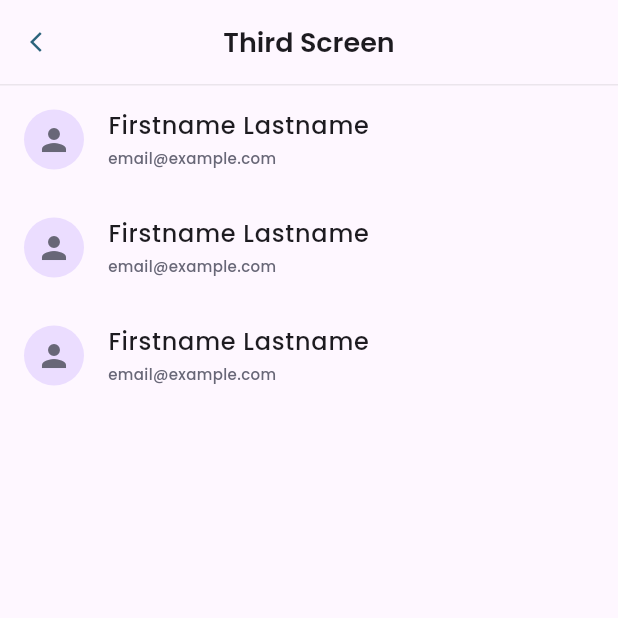
After one commit to PuspitaKartika/palindrome_app, a Flutter app: the ThirdScreen screen opened directly, on a phone screen of 412 x 824 dp, the top half of it. The commit adds this screen. Run offline on Flutter 3.47's test engine with Material 3 defaults, Android fonts, the phone set to English and light mode, and no system bars; our stand-ins replace google_fonts.

Commit message:
feat(third):slicing ui

```diff
--- a/lib/constants/theme.dart
+++ b/lib/constants/theme.dart
@@ -14,5 +14,5 @@ TextStyle regulerText =
     GoogleFonts.poppins(fontSize: 14, fontWeight: FontWeight.w500);
 TextStyle smallText =
     GoogleFonts.poppins(fontSize: 12, fontWeight: FontWeight.w400);
-TextStyle subtitleText =
-    GoogleFonts.poppins(fontSize: 10, fontWeight: FontWeight.w500);
+TextStyle subtitleText = GoogleFonts.poppins(
+    fontSize: 10, fontWeight: FontWeight.w500, color: greyColor);
--- a/lib/view/second_screen/pages/second_screen.dart
+++ b/lib/view/second_screen/pages/second_screen.dart
@@ -1,6 +1,7 @@
 import 'package:flutter/material.dart';
 import 'package:palindrome_app/constants/theme.dart';
 import 'package:palindrome_app/view/second_screen/widget/welcome_widget.dart';
+import 'package:palindrome_app/view/third_screen/pages/third_screen.dart';
 import 'package:palindrome_app/widget/main_bottom.dart';
 
 class SecondScreen extends StatefulWidget {
@@ -56,7 +57,12 @@ class _SecondScreenState extends State<SecondScreen> {
       ),
       bottomNavigationBar: Padding(
         padding: const EdgeInsets.all(32),
-        child: MainBottom(text: "Choose a User", onPressed: () {}),
+        child: MainBottom(
+            text: "Choose a User",
+            onPressed: () {
+              Navigator.push(context,
+                  MaterialPageRoute(builder: (context) => const ThirdScreen()));
+            }),
       ),
     );
   }
--- /dev/null
+++ b/lib/view/third_screen/pages/third_screen.dart
@@ -0,0 +1,57 @@
+import 'package:flutter/material.dart';
+import 'package:palindrome_app/constants/theme.dart';
+
+class ThirdScreen extends StatelessWidget {
+  const ThirdScreen({super.key});
+
+  @override
+  Widget build(BuildContext context) {
+    return Scaffold(
+      appBar: AppBar(
+        leading: IconButton(
+            onPressed: () {
+              Navigator.pop(context);
+            },
+            icon: Icon(
+              Icons.arrow_back_ios,
+              color: mainColor,
+              size: 16,
+            )),
+        title: Text(
+          "Third Screen",
+          style: titleH2,
+        ),
+        centerTitle: true,
+        bottom: PreferredSize(
+          preferredSize: const Size.fromHeight(1.0),
+          child: Divider(
+            color: Colors.grey.withOpacity(0.2),
+            height: 1.0,
+          ),
+        ),
+      ),
+      body: ListView.builder(
+          shrinkWrap: true,
+          physics: const AlwaysScrollableScrollPhysics(),
+          itemCount: 3,
+          itemBuilder: (context, index) {
+            return ListTile(
+              leading: CircleAvatar(
+                child: Icon(
+                  Icons.person,
+                  color: greyColor,
+                ),
+              ),
+              title: Text(
+                "Firstname Lastname",
+                style: titleH3,
+              ),
+              subtitle: Text(
+                "email@example.com",
+                style: subtitleText,
+              ),
+            );
+          }),
+    );
+  }
+}
```
